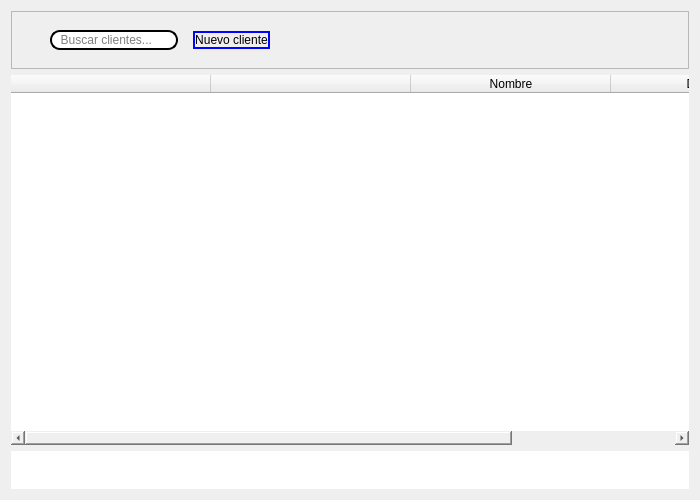
This is resources/ui/client_tab.ui in Julian2455/beatmat as Qt 5 draws it before an edit. The edited form follows.
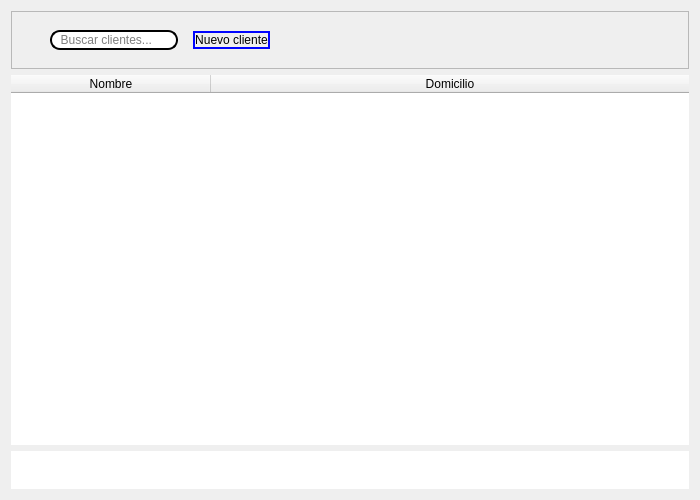
This is the edited form. Icons and pictures are not drawn.

```diff
--- a/resources/ui/client_tab.ui
+++ b/resources/ui/client_tab.ui
@@ -165,25 +165,6 @@
      <attribute name="horizontalHeaderStretchLastSection">
       <bool>true</bool>
      </attribute>
-     <column>
-      <property name="text">
-       <string/>
-      </property>
-      <property name="foreground">
-       <brush brushstyle="SolidPattern">
-        <color alpha="255">
-         <red>0</red>
-         <green>0</green>
-         <blue>0</blue>
-        </color>
-       </brush>
-      </property>
-     </column>
-     <column>
-      <property name="text">
-       <string/>
-      </property>
-     </column>
      <column>
       <property name="text">
        <string>Nombre</string>
```
